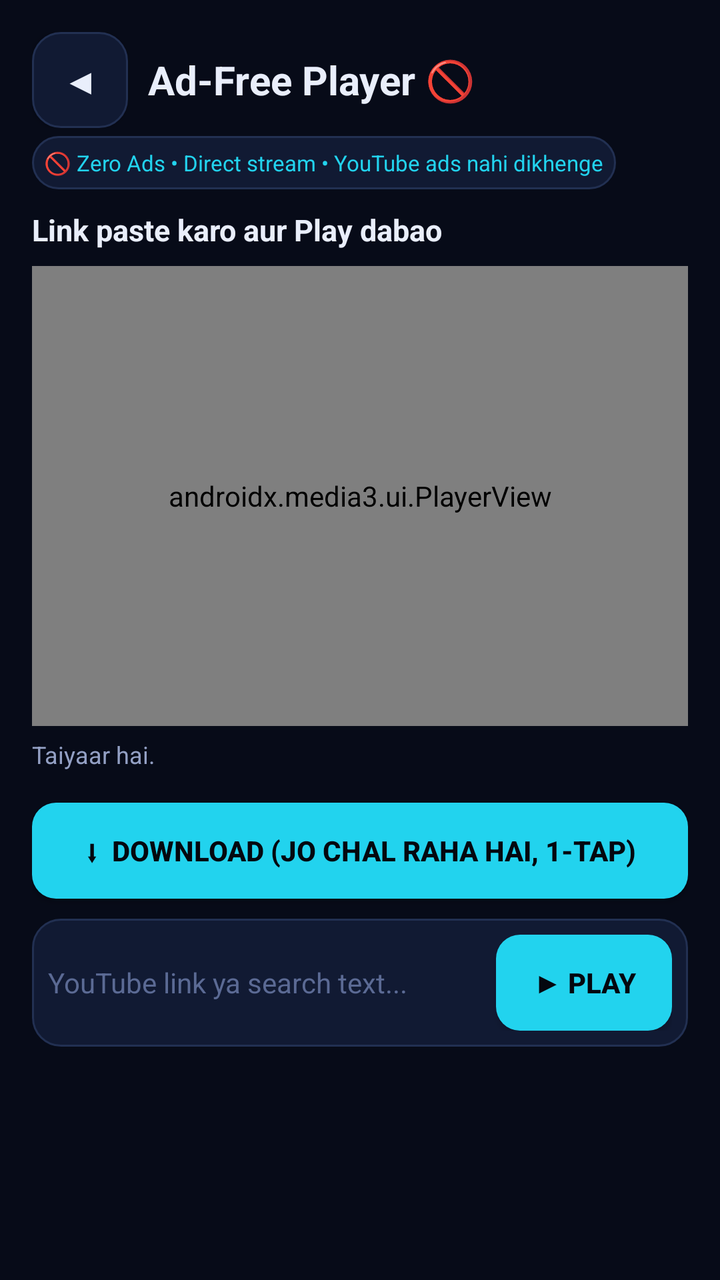
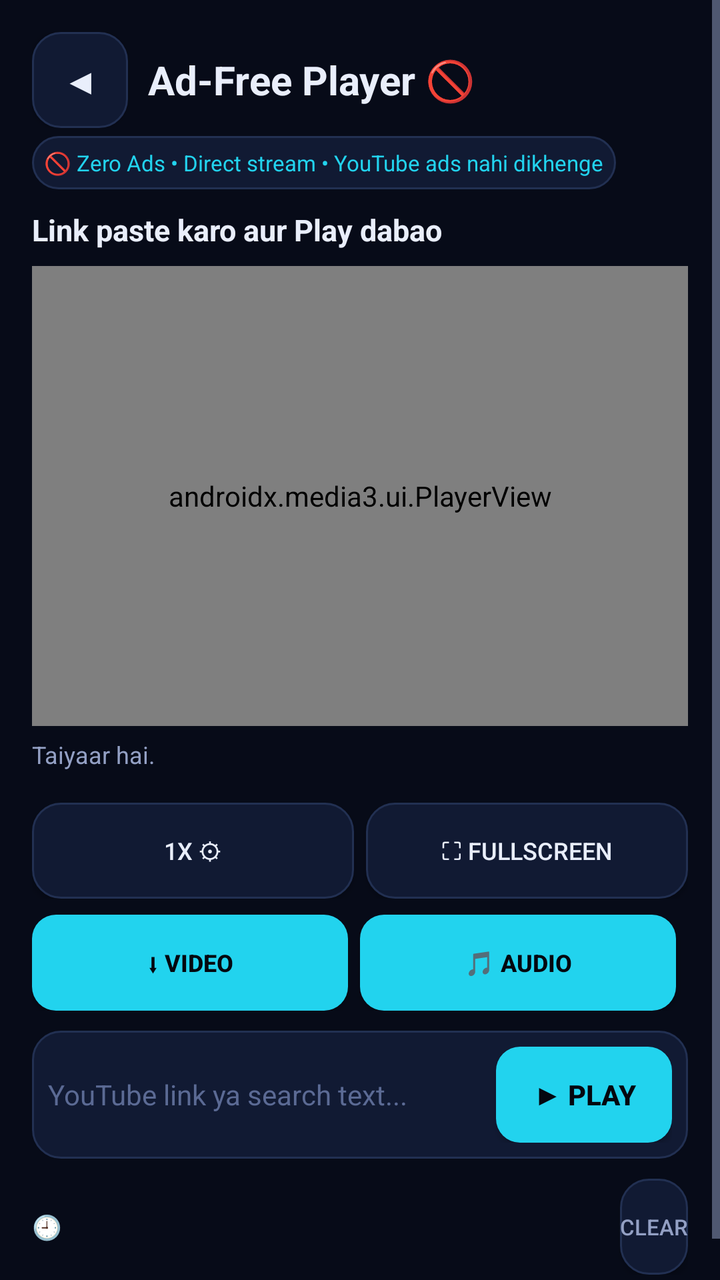

Before-and-after screenshots of an Android layout around one commit, followed by the original layout XML and the change that was made.
<!-- AndroidManifest.xml: application theme Theme.GSK -->
<!-- res/layout/activity_player.xml -->
<?xml version="1.0" encoding="utf-8"?>
<ScrollView xmlns:android="http://schemas.android.com/apk/res/android"
    xmlns:app="http://schemas.android.com/apk/res-auto"
    android:layout_width="match_parent"
    android:layout_height="match_parent"
    android:background="@color/bg"
    android:fillViewport="true">

<LinearLayout
    android:layout_width="match_parent"
    android:layout_height="wrap_content"
    android:orientation="vertical"
    android:padding="16dp">

    <LinearLayout
        android:layout_width="match_parent"
        android:layout_height="wrap_content"
        android:gravity="center_vertical"
        android:orientation="horizontal">

        <Button
            android:id="@+id/playerBackBtn"
            android:layout_width="48dp"
            android:layout_height="48dp"
            android:background="@drawable/bg_card"
            android:minWidth="0dp"
            android:text="◀"
            android:textColor="@color/txt"
            android:textSize="18sp" />

        <TextView
            android:layout_width="wrap_content"
            android:layout_height="wrap_content"
            android:layout_marginStart="10dp"
            android:text="Ad-Free Player 🚫"
            android:textColor="@color/txt"
            android:textSize="20sp"
            android:textStyle="bold" />
    </LinearLayout>

    <TextView
        android:layout_width="wrap_content"
        android:layout_height="wrap_content"
        android:layout_marginTop="4dp"
        android:background="@drawable/bg_card"
        android:padding="6dp"
        android:text="🚫 Zero Ads • Direct stream • YouTube ads nahi dikhenge"
        android:textColor="@color/accent"
        android:textSize="11sp" />

    <TextView
        android:id="@+id/playerTitle"
        android:layout_width="match_parent"
        android:layout_height="wrap_content"
        android:layout_marginTop="10dp"
        android:ellipsize="end"
        android:maxLines="2"
        android:text="Link paste karo aur Play dabao"
        android:textColor="@color/txt"
        android:textSize="15sp"
        android:textStyle="bold" />

    <FrameLayout
        android:layout_width="match_parent"
        android:layout_height="230dp"
        android:layout_marginTop="8dp"
        android:background="#000000">

        <androidx.media3.ui.PlayerView
            android:id="@+id/playerView"
            android:layout_width="match_parent"
            android:layout_height="match_parent"
            app:show_buffering="when_playing"
            app:use_controller="true" />
    </FrameLayout>

    <TextView
        android:id="@+id/playerStatus"
        android:layout_width="match_parent"
        android:layout_height="wrap_content"
        android:layout_marginTop="6dp"
        android:text="Taiyaar hai."
        android:textColor="@color/mut"
        android:textSize="12sp" />

    
    <LinearLayout
        android:id="@+id/playerQPills"
        android:layout_width="match_parent"
        android:layout_height="wrap_content"
        android:layout_marginTop="8dp"
        android:orientation="horizontal" />

    <Button
        android:id="@+id/playerDlBtn"
        android:layout_width="match_parent"
        android:layout_height="wrap_content"
        android:layout_marginTop="8dp"
        android:background="@drawable/bg_btn"
        android:text="⬇  Download (jo chal raha hai, 1-tap)"
        android:textColor="#04070F"
        android:textStyle="bold" />

    <LinearLayout
        android:layout_width="match_parent"
        android:layout_height="wrap_content"
        android:layout_marginTop="10dp"
        android:background="@drawable/bg_card"
        android:gravity="center_vertical"
        android:orientation="horizontal"
        android:padding="8dp">

        <EditText
            android:id="@+id/playerUrlInput"
            android:layout_width="0dp"
            android:layout_height="wrap_content"
            android:layout_weight="1"
            android:background="@null"
            android:hint="YouTube link ya search text..."
            android:imeOptions="actionGo"
            android:inputType="text"
            android:singleLine="true"
            android:textColor="@color/txt"
            android:textColorHint="#5B6A94"
            android:textSize="14sp" />

        <Button
            android:id="@+id/playerGoBtn"
            android:layout_width="wrap_content"
            android:layout_height="wrap_content"
            android:background="@drawable/bg_btn"
            android:text="▶ Play"
            android:textColor="#04070F"
            android:textStyle="bold" />
    </LinearLayout>

    <TextView
        android:id="@+id/playerSearchTitle"
        android:layout_width="match_parent"
        android:layout_height="wrap_content"
        android:layout_marginTop="12dp"
        android:text="Search results"
        android:textColor="@color/txt"
        android:textSize="13sp"
        android:textStyle="bold"
        android:visibility="gone" />

    <LinearLayout
        android:id="@+id/playerSearchList"
        android:layout_width="match_parent"
        android:layout_height="wrap_content"
        android:layout_marginTop="4dp"
        android:orientation="vertical" />

    <TextView
        android:id="@+id/playerQueueTitle"
        android:layout_width="match_parent"
        android:layout_height="wrap_content"
        android:layout_marginTop="12dp"
        android:text="Up Next (auto-play)"
        android:textColor="@color/txt"
        android:textSize="13sp"
        android:textStyle="bold"
        android:visibility="gone" />

    <LinearLayout
        android:id="@+id/playerQueueList"
        android:layout_width="match_parent"
        android:layout_height="wrap_content"
        android:layout_marginTop="4dp"
        android:orientation="vertical" />
</LinearLayout>
</ScrollView>
<!-- resources referenced by this layout -->
<resources>
  <color name="accent">#22D3EE</color>
  <color name="bg">#070B18</color>
  <color name="mut">#93A0C4</color>
  <color name="txt">#E9EEFB</color>
  <!-- drawable bg_btn (drawable) -->
  <shape xmlns:android="http://schemas.android.com/apk/res/android"
      android:shape="rectangle">
      <solid android:color="#22D3EE" />
      <corners android:radius="12dp" />
  </shape>
  <!-- drawable bg_card (drawable) -->
  <shape xmlns:android="http://schemas.android.com/apk/res/android"
      android:shape="rectangle">
      <solid android:color="@color/card" />
      <stroke android:width="1dp" android:color="@color/line" />
      <corners android:radius="14dp" />
  </shape>
  <style name="Theme.GSK" parent="Theme.AppCompat.NoActionBar">
          <item name="android:windowBackground">@color/bg</item>
          <item name="android:textColorPrimary">@color/txt</item>
          <item name="android:textColorSecondary">@color/mut</item>
          <item name="colorAccent">@color/accent</item>
      </style>
  <color name="card">#111A33</color>
  <color name="line">#223052</color>
</resources>

<!-- the commit's change to res/layout/activity_player.xml (unified diff, before → after) -->
@@ -7,12 +7,14 @@
     android:fillViewport="true">
 
 <LinearLayout
+    android:id="@+id/playerRoot"
     android:layout_width="match_parent"
     android:layout_height="wrap_content"
     android:orientation="vertical"
     android:padding="16dp">
 
     <LinearLayout
+        android:id="@+id/playerHeader"
         android:layout_width="match_parent"
         android:layout_height="wrap_content"
         android:gravity="center_vertical"
@@ -61,6 +63,7 @@
         android:textStyle="bold" />
 
     <FrameLayout
+        android:id="@+id/playerFrame"
         android:layout_width="match_parent"
         android:layout_height="230dp"
         android:layout_marginTop="8dp"
@@ -91,15 +94,75 @@
         android:layout_marginTop="8dp"
         android:orientation="horizontal" />
 
-    <Button
-        android:id="@+id/playerDlBtn"
-        android:layout_width="match_parent"
-        android:layout_height="wrap_content"
-        android:layout_marginTop="8dp"
-        android:background="@drawable/bg_btn"
-        android:text="⬇  Download (jo chal raha hai, 1-tap)"
-        android:textColor="#04070F"
-        android:textStyle="bold" />
+    <LinearLayout
+        android:layout_width="match_parent"
+        android:layout_height="wrap_content"
+        android:layout_marginTop="8dp"
+        android:gravity="center"
+        android:orientation="horizontal">
+
+        <Button
+            android:id="@+id/playerSpeedBtn"
+            android:layout_width="0dp"
+            android:layout_height="wrap_content"
+            android:layout_marginEnd="6dp"
+            android:layout_weight="1"
+            android:background="@drawable/bg_card"
+            android:text="1x ⚙"
+            android:textColor="@color/txt"
+            android:textSize="12sp" />
+
+        <Button
+            android:id="@+id/playerFsBtn"
+            android:layout_width="0dp"
+            android:layout_height="wrap_content"
+            android:layout_weight="1"
+            android:background="@drawable/bg_card"
+            android:text="⛶ Fullscreen"
+            android:textColor="@color/txt"
+            android:textSize="12sp" />
+    </LinearLayout>
+
+    <LinearLayout
+        android:layout_width="match_parent"
+        android:layout_height="wrap_content"
+        android:layout_marginTop="8dp"
+        android:gravity="center"
+        android:orientation="horizontal">
+
+        <Button
+            android:id="@+id/playerDlVideoBtn"
+            android:layout_width="0dp"
+            android:layout_height="wrap_content"
+            android:layout_marginEnd="6dp"
+            android:layout_weight="1"
+            android:background="@drawable/bg_btn"
+            android:text="⬇ Video"
+            android:textColor="#04070F"
+            android:textSize="12sp"
+            android:textStyle="bold" />
+
+        <Button
+            android:id="@+id/playerDlAudioBtn"
+            android:layout_width="0dp"
+            android:layout_height="wrap_content"
+            android:layout_marginEnd="6dp"
+            android:layout_weight="1"
+            android:background="@drawable/bg_btn"
+            android:text="🎵 Audio"
+            android:textColor="#04070F"
+            android:textSize="12sp"
+            android:textStyle="bold" />
+
+        <Button
+            android:id="@+id/playerCancelDl"
+            android:layout_width="wrap_content"
+            android:layout_height="wrap_content"
+            android:background="@drawable/bg_card"
+            android:text="✕"
+            android:textColor="@color/txt"
+            android:visibility="gone" />
+    </LinearLayout>
 
     <LinearLayout
         android:layout_width="match_parent"
@@ -132,6 +195,38 @@
             android:text="▶ Play"
             android:textColor="#04070F"
             android:textStyle="bold" />
+    </LinearLayout>
+
+    <LinearLayout
+        android:layout_width="match_parent"
+        android:layout_height="wrap_content"
+        android:layout_marginTop="10dp"
+        android:gravity="center_vertical"
+        android:orientation="horizontal">
+
+        <TextView
+            android:layout_width="wrap_content"
+            android:layout_height="wrap_content"
+            android:text="🕘 "
+            android:textColor="@color/mut"
+            android:textSize="12sp" />
+
+        <LinearLayout
+            android:id="@+id/playerHistRow"
+            android:layout_width="0dp"
+            android:layout_height="wrap_content"
+            android:layout_weight="1"
+            android:orientation="horizontal" />
+
+        <Button
+            android:id="@+id/playerHistClear"
+            android:layout_width="wrap_content"
+            android:layout_height="wrap_content"
+            android:background="@drawable/bg_card"
+            android:minWidth="0dp"
+            android:text="Clear"
+            android:textColor="@color/mut"
+            android:textSize="11sp" />
     </LinearLayout>
 
     <TextView
@@ -152,6 +247,17 @@
         android:layout_marginTop="4dp"
         android:orientation="vertical" />
 
+    <Button
+        android:id="@+id/playerMoreBtn"
+        android:layout_width="match_parent"
+        android:layout_height="wrap_content"
+        android:layout_marginTop="4dp"
+        android:background="@drawable/bg_card"
+        android:text="▼ Aur results dikhao"
+        android:textColor="@color/accent"
+        android:textSize="12sp"
+        android:visibility="gone" />
+
     <TextView
         android:id="@+id/playerQueueTitle"
         android:layout_width="match_parent"
